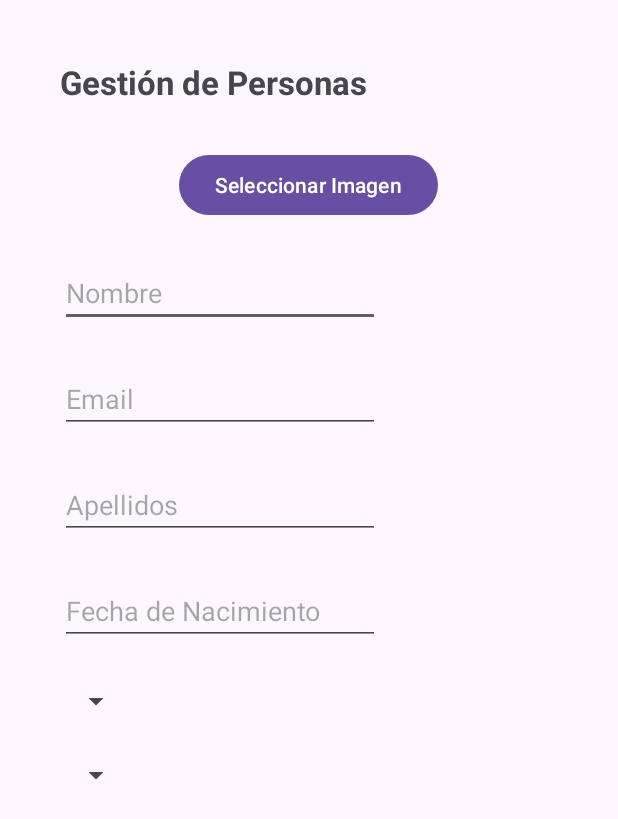
After one commit to Ainhoa99/Proyecto-Final-DAM, an Android app: the fragment GestionUsuarioFragment shown on its own in the app's theme, on a phone screen of 412 x 824 dp. The commit adds this screen. Shown: the top 819 px of the screen. Run offline under Robolectric (Android 15) with nearby library versions, the phone set to English and light mode, and no system bars.

Commit message:
fragment gestion de usuarios creado

```diff
--- /dev/null
+++ b/app/src/main/java/com/txurdinaga/proyectofinaldam/ui/GestionUsuarioFragment.kt
@@ -0,0 +1,58 @@
+package com.txurdinaga.proyectofinaldam.ui
+
+import android.app.Activity
+import android.content.Intent
+import android.os.Bundle
+import android.provider.MediaStore
+import android.view.LayoutInflater
+import android.view.View
+import android.view.ViewGroup
+import androidx.activity.result.contract.ActivityResultContracts
+import androidx.fragment.app.Fragment
+import com.txurdinaga.proyectofinaldam.databinding.FragmentGestionUsuarioBinding
+
+
+class GestionUsuarioFragment : Fragment() {
+
+    private var _binding: FragmentGestionUsuarioBinding? = null
+    private val binding get() = _binding!!
+    private val pickImage =
+        registerForActivityResult(ActivityResultContracts.StartActivityForResult()) { result ->
+            if (result.resultCode == Activity.RESULT_OK) {
+                val data: Intent? = result.data
+                val imageUri = data?.data
+                binding.foto.setImageURI(imageUri)
+                binding.foto.visibility = View.VISIBLE
+            }
+        }
+
+    override fun onViewCreated(view: View, savedInstanceState: Bundle?) {
+        super.onViewCreated(view, savedInstanceState)
+
+        binding.btnSelectImage.setOnClickListener {
+            val galleryIntent =
+                Intent(Intent.ACTION_PICK, MediaStore.Images.Media.EXTERNAL_CONTENT_URI)
+            pickImage.launch(galleryIntent)
+        }
+
+        if (binding.foto.drawable == null) {
+            binding.foto.visibility = View.GONE
+            binding.space.visibility = View.GONE
+            binding.btnSelectImage.visibility = View.VISIBLE
+        }
+    }
+
+
+    override fun onCreateView(
+        inflater: LayoutInflater, container: ViewGroup?,
+        savedInstanceState: Bundle?
+    ): View {
+        _binding = FragmentGestionUsuarioBinding.inflate(layoutInflater, container, false)
+
+
+
+        return binding.root
+    }
+
+
+}
--- a/app/src/main/res/layout/fragment_usuarios.xml
+++ b/app/src/main/res/layout/fragment_gestion_usuario.xml
@@ -4,7 +4,7 @@
     xmlns:tools="http://schemas.android.com/tools"
     android:layout_width="match_parent"
     android:layout_height="match_parent"
-    tools:context=".ui.MainActivity">
+    tools:context=".ui.GestionUsuarioFragment">
 
     <TextView
         android:id="@+id/titulo"
--- a/app/src/main/res/values/strings.xml
+++ b/app/src/main/res/values/strings.xml
@@ -1,3 +1,5 @@
 <resources>
     <string name="app_name">ProyectoFinalDam</string>
+    <!-- TODO: Remove or change this placeholder text -->
+    <string name="hello_blank_fragment">Hello blank fragment</string>
 </resources>
```
Also changed, not shown: app/src/main/java/com/txurdinaga/proyectofinaldam/ui/MainActivity.kt (+2 -26 lines).
